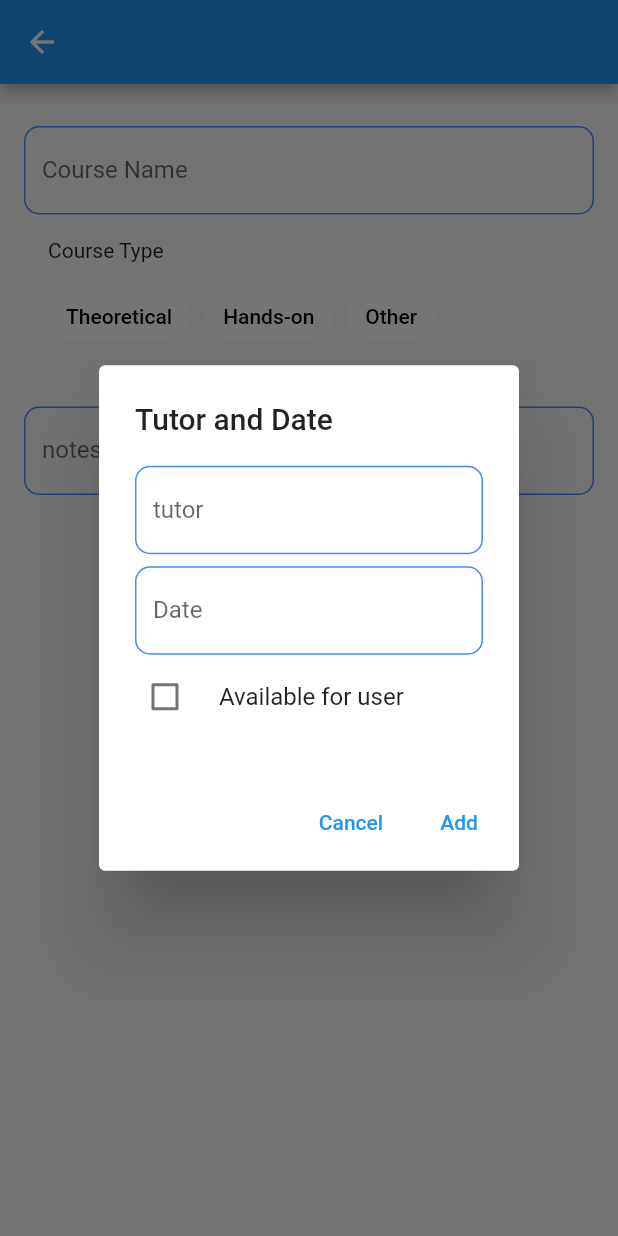
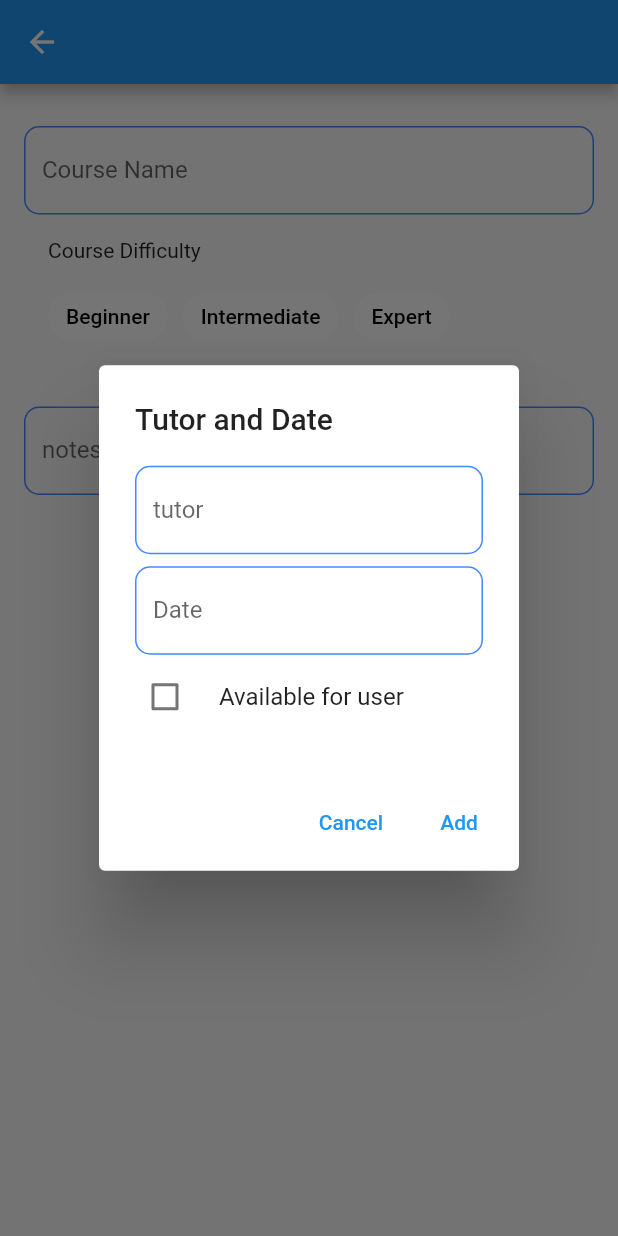
Before and after one commit to dcarpencu/tutoring_pp, a Flutter app: the CourseRoom screen opened directly with empty values, after a tap on the "add" icon, on a phone screen of 412 x 824 dp. Run offline on Flutter 3.47's test engine with Material 2 defaults, Android fonts, the light colour scheme and no system bars; our stand-ins replace animated_text_kit, cloud_firestore, firebase_auth, firebase_core, flutter_redux, freezed_annotation and 2 more; missing offline and left inert: flutter_awesome_buttons, redux_epics; accounts and stored records are empty.

Commit message:
Improvements for TA-18, TA-19

```diff
--- a/lib/src/containers/course_room.dart
+++ b/lib/src/containers/course_room.dart
@@ -9,8 +9,7 @@ class CourseRoom extends StatelessWidget {
 
   @override
   Widget build(BuildContext context) {
-    return SafeArea(
-      child: Scaffold(
+    return Scaffold(
       appBar: AppBar(
         title: Text(course.name),
         leading: IconButton(
@@ -20,7 +19,6 @@ class CourseRoom extends StatelessWidget {
             }),
       ),
       body: CourseDetail(course: course),
-      ),
     );
   }
 }
--- a/lib/src/containers/course_room_user.dart
+++ b/lib/src/containers/course_room_user.dart
@@ -42,11 +42,8 @@ class _CourseRoomUserState extends State<CourseRoomUser> {
                   leading: const FlutterLogo(size: 56,),
                   title: const Text(
                       'Course description:',),
-                  subtitle: Text(
-                        description!,
-                      ),
+                  subtitle: (description == null)? const Text('No description.') : Text(description),),
                     ),
-                  ),
                   Expanded(child: AvailableList(course: widget.course, buildRow: buildRow)),
                 ],
               ),
--- a/lib/src/presentation/course_details_page.dart
+++ b/lib/src/presentation/course_details_page.dart
@@ -32,9 +32,9 @@ class _CourseDetailState extends State<CourseDetail> {
     type = widget.course.type;
     name = widget.course.name;
     courseTypes = [
-      CategoryOption(type: 'theoretical', name: 'Theoretical', isSelected: type == 'cat'),
-      CategoryOption(type: 'hands-on', name: 'Hands-on', isSelected: type == 'dog'),
-      CategoryOption(type: 'other', name: 'Other', isSelected: type == 'other'),
+      CategoryOption(type: 'beginner', name: 'Beginner', isSelected: type == 'beginner'),
+      CategoryOption(type: 'intermediate', name: 'Intermediate', isSelected: type == 'intermediate'),
+      CategoryOption(type: 'expert', name: 'Expert', isSelected: type == 'expert'),
     ];
     super.initState();
   }
@@ -63,7 +63,7 @@ class _CourseDetailState extends State<CourseDetail> {
                 onChanged: (String? value) => name = value ?? name,
               ),
               ChooseType(
-                title: 'Course Type',
+                title: 'Course Difficulty',
                 options: courseTypes,
                 onOptionTap: (CategoryOption value) {
                   setState(() {
--- a/lib/src/presentation/course_details_page_user.dart
+++ b/lib/src/presentation/course_details_page_user.dart
@@ -32,9 +32,9 @@ class _CourseDetailUserState extends State<CourseDetailUser> {
     type = widget.course.type;
     name = widget.course.name;
     courseTypes = [
-      CategoryOption(type: 'theoretical', name: 'Theoretical', isSelected: type == 'theoretical'),
-      CategoryOption(type: 'hands-on', name: 'Hands-on', isSelected: type == 'hands-on'),
-      CategoryOption(type: 'other', name: 'Other', isSelected: type == 'other'),
+      CategoryOption(type: 'beginner', name: 'Beginner', isSelected: type == 'beginner'),
+      CategoryOption(type: 'intermediate', name: 'Intermediate', isSelected: type == 'intermediate'),
+      CategoryOption(type: 'expert', name: 'Expert', isSelected: type == 'expert'),
     ];
     super.initState();
   }
--- a/lib/src/presentation/login_page.dart
+++ b/lib/src/presentation/login_page.dart
@@ -65,6 +65,7 @@ class _LoginPageState extends State<LoginPage> {
                     mainAxisSize: MainAxisSize.min,
                     children: <Widget>[
                       TextFormField(
+                        autocorrect: false,
                         controller: _email,
                         keyboardType: TextInputType.emailAddress,
                         textInputAction: TextInputAction.next,
```
Also changed, not shown: lib/src/containers/course_card.dart (+9 -30 lines). Lines whose indentation alone changed are shown as unchanged.
